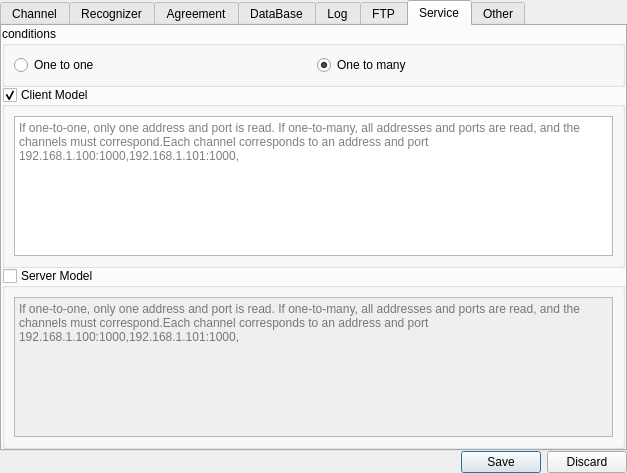
Qt form MainUI/systemsettingwidget.ui (519984307/Container_20191221) before a commit.
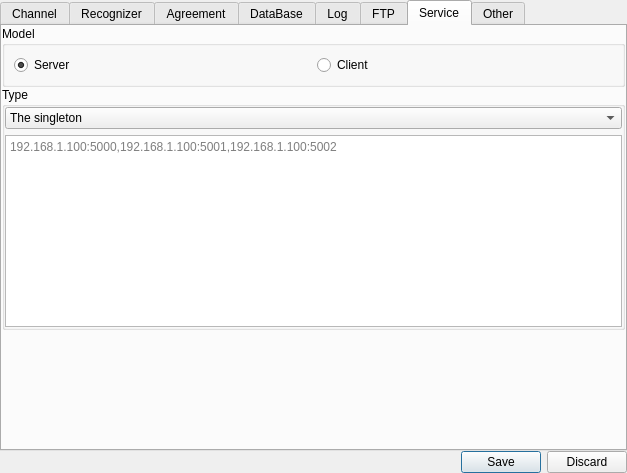
The same form after that commit. The open tabs and pages were chosen to show the change.

Patch:
```diff
--- a/MainUI/systemsettingwidget.ui
+++ b/MainUI/systemsettingwidget.ui
@@ -13,7 +13,7 @@
   <property name="windowTitle">
    <string>Form</string>
   </property>
-  <layout class="QGridLayout" name="gridLayout_27">
+  <layout class="QGridLayout" name="gridLayout_23">
    <property name="leftMargin">
     <number>0</number>
    </property>
@@ -903,7 +903,7 @@
       <attribute name="title">
        <string>Service</string>
       </attribute>
-      <layout class="QGridLayout" name="gridLayout_26">
+      <layout class="QGridLayout" name="gridLayout_27">
        <property name="leftMargin">
         <number>0</number>
        </property>
@@ -920,76 +920,130 @@
         <number>0</number>
        </property>
        <item row="0" column="0">
-        <widget class="QGroupBox" name="groupBox_5">
+        <widget class="QGroupBox" name="groupBox_10">
          <property name="title">
-          <string>conditions</string>
+          <string>Model</string>
          </property>
-         <layout class="QGridLayout" name="gridLayout_8">
+         <layout class="QGridLayout" name="gridLayout_26">
           <item row="0" column="0">
-           <widget class="QRadioButton" name="OneToOne">
+           <widget class="QRadioButton" name="ServerModel">
             <property name="text">
-             <string>One to one</string>
-            </property>
-            <property name="checkable">
-             <bool>true</bool>
-            </property>
-           </widget>
-          </item>
-          <item row="0" column="1">
-           <widget class="QRadioButton" name="OneToMany">
-            <property name="text">
-             <string>One to many</string>
+             <string>Server</string>
             </property>
             <property name="checked">
              <bool>true</bool>
             </property>
            </widget>
           </item>
+          <item row="0" column="1">
+           <widget class="QRadioButton" name="ClientModel">
+            <property name="text">
+             <string>Client</string>
+            </property>
+           </widget>
+          </item>
          </layout>
         </widget>
        </item>
        <item row="1" column="0">
-        <widget class="QGroupBox" name="ClientModel">
+        <widget class="QGroupBox" name="groupBox_13">
          <property name="title">
-          <string>Client Model</string>
-         </property>
-         <property name="checkable">
-          <bool>true</bool>
-         </property>
-         <layout class="QGridLayout" name="gridLayout_23">
-          <item row="0" column="0">
-           <widget class="QTextEdit" name="ClientIP">
-            <property name="placeholderText">
-             <string>If one-to-one, only one address and port is read. If one-to-many, all addresses and ports are read, and the channels must correspond.Each channel corresponds to an address and port 192.168.1.100:1000,192.168.1.101:1000,</string>
-            </property>
-           </widget>
-          </item>
-         </layout>
-        </widget>
-       </item>
-       <item row="2" column="0">
-        <widget class="QGroupBox" name="ServerModel">
-         <property name="title">
-          <string>Server Model</string>
-         </property>
-         <property name="checkable">
-          <bool>true</bool>
-         </property>
-         <property name="checked">
-          <bool>false</bool>
+          <string>Type</string>
          </property>
          <layout class="QGridLayout" name="gridLayout_25">
+          <property name="leftMargin">
+           <number>0</number>
+          </property>
+          <property name="topMargin">
+           <number>0</number>
+          </property>
+          <property name="rightMargin">
+           <number>0</number>
+          </property>
+          <property name="bottomMargin">
+           <number>0</number>
+          </property>
+          <property name="horizontalSpacing">
+           <number>0</number>
+          </property>
+          <property name="verticalSpacing">
+           <number>6</number>
+          </property>
           <item row="0" column="0">
-           <widget class="QTextEdit" name="ServerIP">
-            <property name="placeholderText">
-             <string>If one-to-one, only one address and port is read. If one-to-many, all addresses and ports are read, and the channels must correspond.Each channel corresponds to an address and port 192.168.1.100:1000,192.168.1.101:1000,</string>
+           <widget class="QComboBox" name="Service_Type_comboBox">
+            <item>
+             <property name="text">
+              <string>The singleton</string>
+             </property>
+            </item>
+            <item>
+             <property name="text">
+              <string>Many cases</string>
+             </property>
+            </item>
+           </widget>
+          </item>
+          <item row="1" column="0">
+           <widget class="QStackedWidget" name="Service_Type_stackedWidget">
+            <property name="currentIndex">
+             <number>0</number>
             </property>
+            <widget class="QWidget" name="page_5">
+             <layout class="QGridLayout" name="gridLayout_8">
+              <item row="0" column="0">
+               <widget class="QLineEdit" name="Address_Singleton_lineEdit">
+                <property name="placeholderText">
+                 <string>192.168.1.100:5000</string>
+                </property>
+               </widget>
+              </item>
+              <item row="1" column="0">
+               <spacer name="verticalSpacer_6">
+                <property name="orientation">
+                 <enum>Qt::Vertical</enum>
+                </property>
+                <property name="sizeHint" stdset="0">
+                 <size>
+                  <width>20</width>
+                  <height>40</height>
+                 </size>
+                </property>
+               </spacer>
+              </item>
+             </layout>
+            </widget>
+            <widget class="QWidget" name="page_6">
+             <layout class="QGridLayout" name="gridLayout_28">
+              <property name="leftMargin">
+               <number>0</number>
+              </property>
+              <property name="topMargin">
+               <number>0</number>
+              </property>
+              <property name="rightMargin">
+               <number>0</number>
+              </property>
+              <property name="bottomMargin">
+               <number>0</number>
+              </property>
+              <property name="spacing">
+               <number>0</number>
+              </property>
+              <item row="0" column="0">
+               <widget class="QTextEdit" name="Address_Many_textEdit">
+                <property name="placeholderText">
+                 <string>192.168.1.100:5000,192.168.1.100:5001,192.168.1.100:5002</string>
+                </property>
+               </widget>
+              </item>
+             </layout>
+            </widget>
            </widget>
           </item>
          </layout>
         </widget>
        </item>
-       <item row="3" column="0">
+       <item row="2" column="0">
         <spacer name="verticalSpacer">
          <property name="orientation">
           <enum>Qt::Vertical</enum>
```
Left out of the diff: 19 changed lines with no effect on the pictures.
